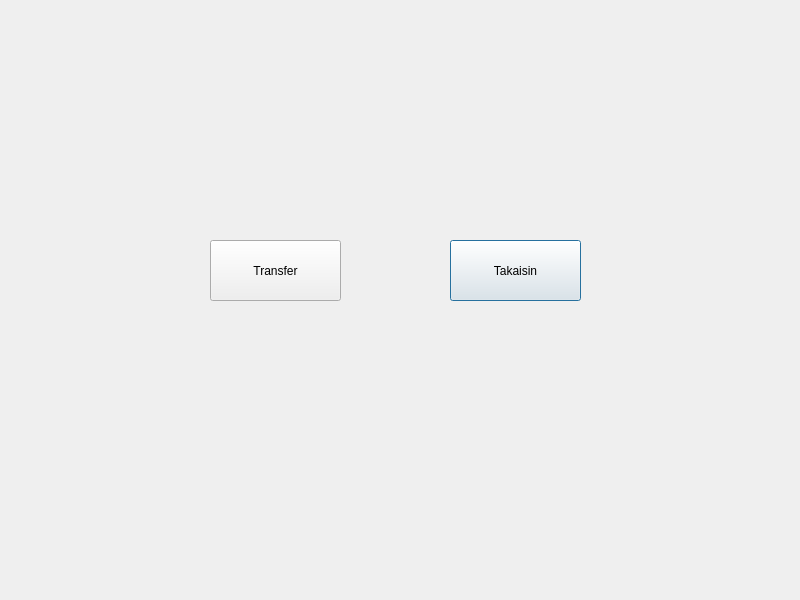
Before: the Qt Designer form bank-automat/transfer.ui in DeveMike/Software_Development_Application_Project, drawn with Qt 5.
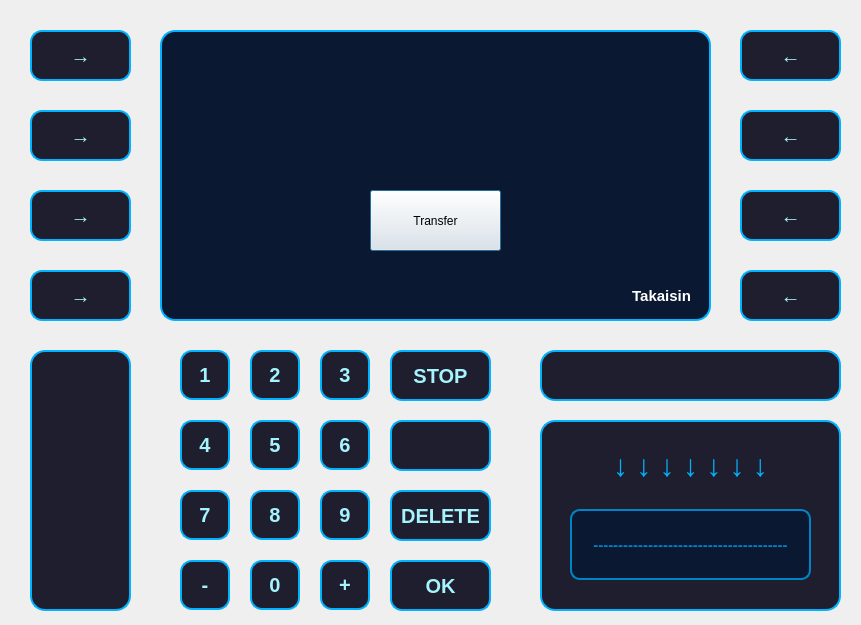
After: the same form once the commit is applied. Icons and pictures are not drawn.

Commit message: transfer keyboard

What changed in the file:
```diff
--- a/bank-automat/transfer.ui
+++ b/bank-automat/transfer.ui
@@ -6,31 +6,18 @@
    <rect>
     <x>0</x>
     <y>0</y>
-    <width>800</width>
-    <height>600</height>
+    <width>861</width>
+    <height>625</height>
    </rect>
   </property>
   <property name="windowTitle">
    <string>Dialog</string>
   </property>
-  <widget class="QPushButton" name="btnBack">
-   <property name="geometry">
-    <rect>
-     <x>450</x>
-     <y>240</y>
-     <width>131</width>
-     <height>61</height>
-    </rect>
-   </property>
-   <property name="text">
-    <string>Takaisin</string>
-   </property>
-  </widget>
   <widget class="QPushButton" name="buttonTransfer">
    <property name="geometry">
     <rect>
-     <x>210</x>
-     <y>240</y>
+     <x>370</x>
+     <y>190</y>
      <width>131</width>
      <height>61</height>
     </rect>
@@ -39,6 +26,1440 @@
     <string>Transfer</string>
    </property>
   </widget>
+  <widget class="QPushButton" name="buttonOut_20">
+   <property name="geometry">
+    <rect>
+     <x>30</x>
+     <y>30</y>
+     <width>101</width>
+     <height>51</height>
+    </rect>
+   </property>
+   <property name="styleSheet">
+    <string notr="true">QPushButton {
+    background-color: #1E1E2E;
+    color: #A5F3FC;
+    font-size: 20px;
+    font-weight: bold;
+    border: 2px solid #00B2FF;
+    border-radius: 12px;
+    padding: 10px;
+    box-shadow: 0px 4px 10px rgba(0, 178, 255, 0.3);
+    transition: all 0.2s ease-in-out;
+}
+
+QPushButton:hover {
+    background-color: #00B2FF;
+    color: #1E1E2E;
+    border: 2px solid #A5F3FC;
+    box-shadow: 0px 4px 15px rgba(165, 243, 252, 0.6);
+    transform: scale(1.05);
+}
+
+QPushButton:pressed {
+    background-color: #0084C9;
+    color: #FFFFFF;
+    box-shadow: inset 0px 4px 8px rgba(0, 0, 0, 0.5);
+    transform: scale(0.95);
+}
+</string>
+   </property>
+   <property name="text">
+    <string>→</string>
+   </property>
+   <property name="icon">
+    <iconset>
+     <normaloff>:/resources/arrow.jpg</normaloff>:/resources/arrow.jpg</iconset>
+   </property>
+   <property name="iconSize">
+    <size>
+     <width>32</width>
+     <height>32</height>
+    </size>
+   </property>
+  </widget>
+  <widget class="QPushButton" name="buttonOut_50">
+   <property name="geometry">
+    <rect>
+     <x>30</x>
+     <y>190</y>
+     <width>101</width>
+     <height>51</height>
+    </rect>
+   </property>
+   <property name="styleSheet">
+    <string notr="true">QPushButton {
+    background-color: #1E1E2E;
+    color: #A5F3FC;
+    font-size: 20px;
+    font-weight: bold;
+    border: 2px solid #00B2FF;
+    border-radius: 12px;
+    padding: 10px;
+    box-shadow: 0px 4px 10px rgba(0, 178, 255, 0.3);
+    transition: all 0.2s ease-in-out;
+}
+
+QPushButton:hover {
+    background-color: #00B2FF;
+    color: #1E1E2E;
+    border: 2px solid #A5F3FC;
+    box-shadow: 0px 4px 15px rgba(165, 243, 252, 0.6);
+    transform: scale(1.05);
+}
+
+QPushButton:pressed {
+    background-color: #0084C9;
+    color: #FFFFFF;
+    box-shadow: inset 0px 4px 8px rgba(0, 0, 0, 0.5);
+    transform: scale(0.95);
+}
+</string>
+   </property>
+   <property name="text">
+    <string>→</string>
+   </property>
+   <property name="icon">
+    <iconset>
+     <normaloff>:/resources/arrow.jpg</normaloff>:/resources/arrow.jpg</iconset>
+   </property>
+   <property name="iconSize">
+    <size>
+     <width>32</width>
+     <height>32</height>
+    </size>
+   </property>
+  </widget>
+  <widget class="QPushButton" name="buttonOut_40">
+   <property name="geometry">
+    <rect>
+     <x>30</x>
+     <y>110</y>
+     <width>101</width>
+     <height>51</height>
+    </rect>
+   </property>
+   <property name="styleSheet">
+    <string notr="true">QPushButton {
+    background-color: #1E1E2E;
+    color: #A5F3FC;
+    font-size: 20px;
+    font-weight: bold;
+    border: 2px solid #00B2FF;
+    border-radius: 12px;
+    padding: 10px;
+    box-shadow: 0px 4px 10px rgba(0, 178, 255, 0.3);
+    transition: all 0.2s ease-in-out;
+}
+
+QPushButton:hover {
+    background-color: #00B2FF;
+    color: #1E1E2E;
+    border: 2px solid #A5F3FC;
+    box-shadow: 0px 4px 15px rgba(165, 243, 252, 0.6);
+    transform: scale(1.05);
+}
+
+QPushButton:pressed {
+    background-color: #0084C9;
+    color: #FFFFFF;
+    box-shadow: inset 0px 4px 8px rgba(0, 0, 0, 0.5);
+    transform: scale(0.95);
+}
+</string>
+   </property>
+   <property name="text">
+    <string>→</string>
+   </property>
+   <property name="icon">
+    <iconset>
+     <normaloff>:/resources/arrow.jpg</normaloff>:/resources/arrow.jpg</iconset>
+   </property>
+   <property name="iconSize">
+    <size>
+     <width>32</width>
+     <height>32</height>
+    </size>
+   </property>
+  </widget>
+  <widget class="QPushButton" name="btn_0">
+   <property name="geometry">
+    <rect>
+     <x>250</x>
+     <y>560</y>
+     <width>50</width>
+     <height>50</height>
+    </rect>
+   </property>
+   <property name="font">
+    <font>
+     <pointsize>-1</pointsize>
+     <bold>true</bold>
+     <kerning>true</kerning>
+    </font>
+   </property>
+   <property name="styleSheet">
+    <string notr="true">QPushButton {
+    background-color: #1E1E2E;
+    color: #A5F3FC;
+    font-size: 20px;
+    font-weight: bold;
+    border: 2px solid #00B2FF;
+    border-radius: 12px;
+    padding: 10px;
+    box-shadow: 0px 4px 10px rgba(0, 178, 255, 0.3);
+    transition: all 0.2s ease-in-out;
+}
+
+QPushButton:hover {
+    background-color: #00B2FF;
+    color: #1E1E2E;
+    border: 2px solid #A5F3FC;
+    box-shadow: 0px 4px 15px rgba(165, 243, 252, 0.6);
+    transform: scale(1.05);
+}
+
+QPushButton:pressed {
+    background-color: #0084C9;
+    color: #FFFFFF;
+    box-shadow: inset 0px 4px 8px rgba(0, 0, 0, 0.5);
+    transform: scale(0.95);
+}
+</string>
+   </property>
+   <property name="text">
+    <string>0</string>
+   </property>
+  </widget>
+  <widget class="QLabel" name="cardSlot">
+   <property name="geometry">
+    <rect>
+     <x>540</x>
+     <y>420</y>
+     <width>301</width>
+     <height>191</height>
+    </rect>
+   </property>
+   <property name="styleSheet">
+    <string notr="true">QLabel#cardSlot {
+    background-color: #1E1E2E;
+    border: 2px solid #00B2FF;
+    border-radius: 15px;
+    min-width: 160px;
+    min-height: 60px;
+    text-align: center;
+    color: #A5F3FC;
+    font-size: 16px;
+    font-weight: bold;
+    box-shadow: inset 0px 5px 10px rgba(0, 0, 0, 0.6);
+}
+</string>
+   </property>
+   <property name="text">
+    <string/>
+   </property>
+  </widget>
+  <widget class="QPushButton" name="btnOK">
+   <property name="geometry">
+    <rect>
+     <x>390</x>
+     <y>560</y>
+     <width>101</width>
+     <height>51</height>
+    </rect>
+   </property>
+   <property name="layoutDirection">
+    <enum>Qt::LayoutDirection::LeftToRight</enum>
+   </property>
+   <property name="styleSheet">
+    <string notr="true">QPushButton {
+    background-color: #1E1E2E;
+    color: #A5F3FC;
+    font-size: 20px;
+    font-weight: bold;
+    border: 2px solid #00B2FF;
+    border-radius: 12px;
+    padding: 10px;
+    box-shadow: 0px 4px 10px rgba(0, 178, 255, 0.3);
+    transition: all 0.2s ease-in-out;
+}
+
+QPushButton:hover {
+    background-color: #00B2FF;
+    color: #1E1E2E;
+    border: 2px solid #A5F3FC;
+    box-shadow: 0px 4px 15px rgba(165, 243, 252, 0.6);
+    transform: scale(1.05);
+}
+
+QPushButton:pressed {
+    background-color: #0084C9;
+    color: #FFFFFF;
+    box-shadow: inset 0px 4px 8px rgba(0, 0, 0, 0.5);
+    transform: scale(0.95);
+}
+</string>
+   </property>
+   <property name="text">
+    <string>OK</string>
+   </property>
+  </widget>
+  <widget class="QPushButton" name="btnBack">
+   <property name="geometry">
+    <rect>
+     <x>740</x>
+     <y>270</y>
+     <width>101</width>
+     <height>51</height>
+    </rect>
+   </property>
+   <property name="styleSheet">
+    <string notr="true">QPushButton {
+    background-color: #1E1E2E;
+    color: #A5F3FC;
+    font-size: 20px;
+    font-weight: bold;
+    border: 2px solid #00B2FF;
+    border-radius: 12px;
+    padding: 10px;
+    box-shadow: 0px 4px 10px rgba(0, 178, 255, 0.3);
+    transition: all 0.2s ease-in-out;
+}
+
+QPushButton:hover {
+    background-color: #00B2FF;
+    color: #1E1E2E;
+    border: 2px solid #A5F3FC;
+    box-shadow: 0px 4px 15px rgba(165, 243, 252, 0.6);
+    transform: scale(1.05);
+}
+
+QPushButton:pressed {
+    background-color: #0084C9;
+    color: #FFFFFF;
+    box-shadow: inset 0px 4px 8px rgba(0, 0, 0, 0.5);
+    transform: scale(0.95);
+}
+</string>
+   </property>
+   <property name="text">
+    <string>←</string>
+   </property>
+  </widget>
+  <widget class="QPushButton" name="btn_4">
+   <property name="geometry">
+    <rect>
+     <x>180</x>
+     <y>420</y>
+     <width>50</width>
+     <height>50</height>
+    </rect>
+   </property>
+   <property name="font">
+    <font>
+     <pointsize>-1</pointsize>
+     <bold>true</bold>
+     <kerning>true</kerning>
+    </font>
+   </property>
+   <property name="styleSheet">
+    <string notr="true">QPushButton {
+    background-color: #1E1E2E;
+    color: #A5F3FC;
+    font-size: 20px;
+    font-weight: bold;
+    border: 2px solid #00B2FF;
+    border-radius: 12px;
+    padding: 10px;
+    box-shadow: 0px 4px 10px rgba(0, 178, 255, 0.3);
+    transition: all 0.2s ease-in-out;
+}
+
+QPushButton:hover {
+    background-color: #00B2FF;
+    color: #1E1E2E;
+    border: 2px solid #A5F3FC;
+    box-shadow: 0px 4px 15px rgba(165, 243, 252, 0.6);
+    transform: scale(1.05);
+}
+
+QPushButton:pressed {
+    background-color: #0084C9;
+    color: #FFFFFF;
+    box-shadow: inset 0px 4px 8px rgba(0, 0, 0, 0.5);
+    transform: scale(0.95);
+}
+</string>
+   </property>
+   <property name="text">
+    <string>4</string>
+   </property>
+  </widget>
+  <widget class="QPushButton" name="btn_8">
+   <property name="geometry">
+    <rect>
+     <x>250</x>
+     <y>490</y>
+     <width>50</width>
+     <height>50</height>
+    </rect>
+   </property>
+   <property name="font">
+    <font>
+     <pointsize>-1</pointsize>
+     <bold>true</bold>
+     <kerning>true</kerning>
+    </font>
+   </property>
+   <property name="styleSheet">
+    <string notr="true">QPushButton {
+    background-color: #1E1E2E;
+    color: #A5F3FC;
+    font-size: 20px;
+    font-weight: bold;
+    border: 2px solid #00B2FF;
+    border-radius: 12px;
+    padding: 10px;
+    box-shadow: 0px 4px 10px rgba(0, 178, 255, 0.3);
+    transition: all 0.2s ease-in-out;
+}
+
+QPushButton:hover {
+    background-color: #00B2FF;
+    color: #1E1E2E;
+    border: 2px solid #A5F3FC;
+    box-shadow: 0px 4px 15px rgba(165, 243, 252, 0.6);
+    transform: scale(1.05);
+}
+
+QPushButton:pressed {
+    background-color: #0084C9;
+    color: #FFFFFF;
+    box-shadow: inset 0px 4px 8px rgba(0, 0, 0, 0.5);
+    transform: scale(0.95);
+}
+</string>
+   </property>
+   <property name="text">
+    <string>8</string>
+   </property>
+  </widget>
+  <widget class="QLabel" name="cardSlot_3">
+   <property name="geometry">
+    <rect>
+     <x>30</x>
+     <y>350</y>
+     <width>101</width>
+     <height>261</height>
+    </rect>
+   </property>
+   <property name="styleSheet">
+    <string notr="true">QLabel#cardSlot_3 {
+    background-color: #1E1E2E;
+    border: 2px solid #00B2FF;
+    border-radius: 15px;
+    text-align: center;
+    color: #A5F3FC;
+    font-size: 16px;
+    font-weight: bold;
+    box-shadow: inset 0px 5px 10px rgba(0, 0, 0, 0.6);
+}
+</string>
+   </property>
+   <property name="text">
+    <string/>
+   </property>
+  </widget>
+  <widget class="QLabel" name="cardSlot_2">
+   <property name="geometry">
+    <rect>
+     <x>540</x>
+     <y>350</y>
+     <width>301</width>
+     <height>51</height>
+    </rect>
+   </property>
+   <property name="styleSheet">
+    <string notr="true">QLabel#cardSlot_2 {
+    background-color: #1E1E2E;
+    border: 2px solid #00B2FF;
+    border-radius: 15px;
+    text-align: center;
+    color: #A5F3FC;
+    font-size: 16px;
+    font-weight: bold;
+    box-shadow: inset 0px 5px 10px rgba(0, 0, 0, 0.6);
+}
+</string>
+   </property>
+   <property name="text">
+    <string/>
+   </property>
+  </widget>
+  <widget class="QPushButton" name="buttonOut_x">
+   <property name="geometry">
+    <rect>
+     <x>740</x>
+     <y>110</y>
+     <width>101</width>
+     <height>51</height>
+    </rect>
+   </property>
+   <property name="styleSheet">
+    <string notr="true">QPushButton {
+    background-color: #1E1E2E;
+    color: #A5F3FC;
+    font-size: 20px;
+    font-weight: bold;
+    border: 2px solid #00B2FF;
+    border-radius: 12px;
+    padding: 10px;
+    box-shadow: 0px 4px 10px rgba(0, 178, 255, 0.3);
+    transition: all 0.2s ease-in-out;
+}
+
+QPushButton:hover {
+    background-color: #00B2FF;
+    color: #1E1E2E;
+    border: 2px solid #A5F3FC;
+    box-shadow: 0px 4px 15px rgba(165, 243, 252, 0.6);
+    transform: scale(1.05);
+}
+
+QPushButton:pressed {
+    background-color: #0084C9;
+    color: #FFFFFF;
+    box-shadow: inset 0px 4px 8px rgba(0, 0, 0, 0.5);
+    transform: scale(0.95);
+}
+</string>
+   </property>
+   <property name="text">
+    <string>←</string>
+   </property>
+   <property name="icon">
+    <iconset>
+     <normaloff>:/resources/arrow.jpg</normaloff>:/resources/arrow.jpg</iconset>
+   </property>
+   <property name="iconSize">
+    <size>
+     <width>32</width>
+     <height>32</height>
+    </size>
+   </property>
+  </widget>
+  <widget class="QLabel" name="cardSlotBorder">
+   <property name="geometry">
+    <rect>
+     <x>570</x>
+     <y>509</y>
+     <width>241</width>
+     <height>71</height>
+    </rect>
+   </property>
+   <property name="styleSheet">
+    <string notr="true">QLabel#cardSlotBorder {
+	font-size: 15px;
+	color: #0084C9;
+	font-weight: bold;
+    background-color: #0A1931;
+    border: 2px solid #0084C9;
+    border-radius: 10px;
+    min-width: 140px;
+    min-height: 20px;
+}
+
+</string>
+   </property>
+   <property name="text">
+    <string>---------------------------------------</string>
+   </property>
+   <property name="alignment">
+    <set>Qt::AlignmentFlag::AlignCenter</set>
+   </property>
+  </widget>
+  <widget class="QPushButton" name="btn_14">
+   <property name="geometry">
+    <rect>
+     <x>390</x>
+     <y>490</y>
+     <width>101</width>
+     <height>51</height>
+    </rect>
+   </property>
+   <property name="font">
+    <font>
+     <pointsize>-1</pointsize>
+     <bold>true</bold>
+     <kerning>true</kerning>
+    </font>
+   </property>
+   <property name="styleSheet">
+    <string notr="true">QPushButton {
+    background-color: #1E1E2E;
+    color: #A5F3FC;
+    font-size: 20px;
+    font-weight: bold;
+    border: 2px solid #00B2FF;
+    border-radius: 12px;
+    padding: 10px;
+    box-shadow: 0px 4px 10px rgba(0, 178, 255, 0.3);
+    transition: all 0.2s ease-in-out;
+}
+
+QPushButton:hover {
+    background-color: #00B2FF;
+    color: #1E1E2E;
+    border: 2px solid #A5F3FC;
+    box-shadow: 0px 4px 15px rgba(165, 243, 252, 0.6);
+    transform: scale(1.05);
+}
+
+QPushButton:pressed {
+    background-color: #0084C9;
+    color: #FFFFFF;
+    box-shadow: inset 0px 4px 8px rgba(0, 0, 0, 0.5);
+    transform: scale(0.95);
+}
+</string>
+   </property>
+   <property name="text">
+    <string>DELETE</string>
+   </property>
+  </widget>
+  <widget class="QPushButton" name="btn_11">
+   <property name="geometry">
+    <rect>
+     <x>180</x>
+     <y>560</y>
+     <width>50</width>
+     <height>50</height>
+    </rect>
+   </property>
+   <property name="font">
+    <font>
+     <pointsize>-1</pointsize>
+     <bold>true</bold>
+     <kerning>true</kerning>
+    </font>
+   </property>
+   <property name="styleSheet">
+    <string notr="true">QPushButton {
+    background-color: #1E1E2E;
+    color: #A5F3FC;
+    font-size: 20px;
+    font-weight: bold;
+    border: 2px solid #00B2FF;
+    border-radius: 12px;
+    padding: 10px;
+    box-shadow: 0px 4px 10px rgba(0, 178, 255, 0.3);
+    transition: all 0.2s ease-in-out;
+}
+
+QPushButton:hover {
+    background-color: #00B2FF;
+    color: #1E1E2E;
+    border: 2px solid #A5F3FC;
+    box-shadow: 0px 4px 15px rgba(165, 243, 252, 0.6);
+    transform: scale(1.05);
+}
+
+QPushButton:pressed {
+    background-color: #0084C9;
+    color: #FFFFFF;
+    box-shadow: inset 0px 4px 8px rgba(0, 0, 0, 0.5);
+    transform: scale(0.95);
+}
+</string>
+   </property>
+   <property name="text">
+    <string>-</string>
+   </property>
+  </widget>
+  <widget class="QPushButton" name="btn_7">
+   <property name="geometry">
+    <rect>
+     <x>180</x>
+     <y>490</y>
+     <width>50</width>
+     <height>50</height>
+    </rect>
+   </property>
+   <property name="font">
+    <font>
+     <pointsize>-1</pointsize>
+     <bold>true</bold>
+     <kerning>true</kerning>
+    </font>
+   </property>
+   <property name="styleSheet">
+    <string notr="true">QPushButton {
+    background-color: #1E1E2E;
+    color: #A5F3FC;
+    font-size: 20px;
+    font-weight: bold;
+    border: 2px solid #00B2FF;
+    border-radius: 12px;
+    padding: 10px;
+    box-shadow: 0px 4px 10px rgba(0, 178, 255, 0.3);
+    transition: all 0.2s ease-in-out;
+}
+
+QPushButton:hover {
+    background-color: #00B2FF;
+    color: #1E1E2E;
+    border: 2px solid #A5F3FC;
+    box-shadow: 0px 4px 15px rgba(165, 243, 252, 0.6);
+    transform: scale(1.05);
+}
+
+QPushButton:pressed {
+    background-color: #0084C9;
+    color: #FFFFFF;
+    box-shadow: inset 0px 4px 8px rgba(0, 0, 0, 0.5);
+    transform: scale(0.95);
+}
+</string>
+   </property>
+   <property name="text">
+    <string>7</string>
+   </property>
+  </widget>
+  <widget class="QLabel" name="txtOut_40">
+   <property name="geometry">
+    <rect>
+     <x>180</x>
+     <y>110</y>
+     <width>71</width>
+     <height>51</height>
+    </rect>
+   </property>
+   <property name="styleSheet">
+    <string notr="true">font-size: 15px;
+color: white;
+font-weight: bold;
+background-color: transparent;</string>
+   </property>
+   <property name="text">
+    <string>40 €</string>
+   </property>
+  </widget>
+  <widget class="QPushButton" name="btnLangFI_7">
+   <property name="geometry">
+    <rect>
+     <x>740</x>
+     <y>190</y>
+     <width>101</width>
+     <height>51</height>
+    </rect>
+   </property>
+   <property name="layoutDirection">
+    <enum>Qt::LayoutDirection::LeftToRight</enum>
+   </property>
+   <property name="autoFillBackground">
+    <bool>false</bool>
+   </property>
+   <property name="styleSheet">
+    <string notr="true">QPushButton {
+    background-color: #1E1E2E;
+    color: #A5F3FC;
+    font-size: 20px;
+    font-weight: bold;
+    border: 2px solid #00B2FF;
+    border-radius: 12px;
+    padding: 10px;
+    box-shadow: 0px 4px 10px rgba(0, 178, 255, 0.3);
+    transition: all 0.2s ease-in-out;
+}
+
+QPushButton:hover {
+    background-color: #00B2FF;
+    color: #1E1E2E;
+    border: 2px solid #A5F3FC;
+    box-shadow: 0px 4px 15px rgba(165, 243, 252, 0.6);
+    transform: scale(1.05);
+}
+
+QPushButton:pressed {
+    background-color: #0084C9;
+    color: #FFFFFF;
+    box-shadow: inset 0px 4px 8px rgba(0, 0, 0, 0.5);
+    transform: scale(0.95);
+}
+</string>
+   </property>
+   <property name="text">
+    <string>←</string>
+   </property>
+  </widget>
+  <widget class="QPushButton" name="btn_5">
+   <property name="geometry">
+    <rect>
+     <x>250</x>
+     <y>420</y>
+     <width>50</width>
+     <height>50</height>
+    </rect>
+   </property>
+   <property name="font">
+    <font>
+     <pointsize>-1</pointsize>
+     <bold>true</bold>
+     <kerning>true</kerning>
+    </font>
+   </property>
+   <property name="styleSheet">
+    <string notr="true">QPushButton {
+    background-color: #1E1E2E;
+    color: #A5F3FC;
+    font-size: 20px;
+    font-weight: bold;
+    border: 2px solid #00B2FF;
+    border-radius: 12px;
+    padding: 10px;
+    box-shadow: 0px 4px 10px rgba(0, 178, 255, 0.3);
+    transition: all 0.2s ease-in-out;
+}
+
+QPushButton:hover {
+    background-color: #00B2FF;
+    color: #1E1E2E;
+    border: 2px solid #A5F3FC;
+    box-shadow: 0px 4px 15px rgba(165, 243, 252, 0.6);
+    transform: scale(1.05);
+}
+
+QPushButton:pressed {
+    background-color: #0084C9;
+    color: #FFFFFF;
+    box-shadow: inset 0px 4px 8px rgba(0, 0, 0, 0.5);
+    transform: scale(0.95);
+}
+</string>
+   </property>
+   <property name="text">
+    <string>5</string>
+   </property>
+  </widget>
+  <widget class="QPushButton" name="buttonOut_80">
+   <property name="geometry">
+    <rect>
+     <x>30</x>
+     <y>270</y>
+     <width>101</width>
+     <height>51</height>
+    </rect>
+   </property>
+   <property name="styleSheet">
+    <string notr="true">QPushButton {
+    background-color: #1E1E2E;
+    color: #A5F3FC;
+    font-size: 20px;
+    font-weight: bold;
+    border: 2px solid #00B2FF;
+    border-radius: 12px;
+    padding: 10px;
+    box-shadow: 0px 4px 10px rgba(0, 178, 255, 0.3);
+    transition: all 0.2s ease-in-out;
+}
+
+QPushButton:hover {
+    background-color: #00B2FF;
+    color: #1E1E2E;
+    border: 2px solid #A5F3FC;
+    box-shadow: 0px 4px 15px rgba(165, 243, 252, 0.6);
+    transform: scale(1.05);
+}
+
+QPushButton:pressed {
+    background-color: #0084C9;
+    color: #FFFFFF;
+    box-shadow: inset 0px 4px 8px rgba(0, 0, 0, 0.5);
+    transform: scale(0.95);
+}
+</string>
+   </property>
+   <property name="text">
+    <string>→</string>
+   </property>
+   <property name="icon">
+    <iconset>
+     <normaloff>:/resources/arrow.jpg</normaloff>:/resources/arrow.jpg</iconset>
+   </property>
+   <property name="iconSize">
+    <size>
+     <width>32</width>
+     <height>32</height>
+    </size>
+   </property>
+  </widget>
+  <widget class="QPushButton" name="btn_10">
+   <property name="geometry">
+    <rect>
+     <x>320</x>
+     <y>560</y>
+     <width>50</width>
+     <height>50</height>
+    </rect>
+   </property>
+   <property name="font">
+    <font>
+     <pointsize>-1</pointsize>
+     <bold>true</bold>
+     <kerning>true</kerning>
+    </font>
+   </property>
+   <property name="styleSheet">
+    <string notr="true">QPushButton {
+    background-color: #1E1E2E;
+    color: #A5F3FC;
+    font-size: 20px;
+    font-weight: bold;
+    border: 2px solid #00B2FF;
+    border-radius: 12px;
+    padding: 10px;
+    box-shadow: 0px 4px 10px rgba(0, 178, 255, 0.3);
+    transition: all 0.2s ease-in-out;
+}
+
+QPushButton:hover {
+    background-color: #00B2FF;
+    color: #1E1E2E;
+    border: 2px solid #A5F3FC;
+    box-shadow: 0px 4px 15px rgba(165, 243, 252, 0.6);
+    transform: scale(1.05);
+}
+
+QPushButton:pressed {
+    background-color: #0084C9;
+    color: #FFFFFF;
+    box-shadow: inset 0px 4px 8px rgba(0, 0, 0, 0.5);
+    transform: scale(0.95);
+}
+</string>
+   </property>
+   <property name="text">
+    <string>+</string>
+   </property>
+  </widget>
+  <widget class="QListWidget" name="listWidget">
+   <property name="geometry">
+    <rect>
+     <x>160</x>
+     <y>30</y>
+     <width>551</width>
+     <height>291</height>
+    </rect>
+   </property>
+   <property name="styleSheet">
+    <string notr="true">QListWidget {
+    background-color: #0A1931;
+    border: 2px solid #00B2FF;
+    border-radius: 15px;
+    padding: 10px;
+    color: #A5F3FC;
+    font-size: 18px;
+    font-weight: bold;
+}
+</string>
+   </property>
+  </widget>
+  <widget class="QLabel" name="txtBack">
+   <property name="geometry">
+    <rect>
+     <x>550</x>
+     <y>270</y>
+     <width>141</width>
+     <height>51</height>
+    </rect>
+   </property>
+   <property name="styleSheet">
+    <string notr="true">font-size: 15px;
+color: white;
+font-weight: bold;
+background-color: transparent;
+text-transform: uppercase;</string>
+   </property>
+   <property name="text">
+    <string>Takaisin</string>
+   </property>
+   <property name="alignment">
+    <set>Qt::AlignmentFlag::AlignRight|Qt::AlignmentFlag::AlignTrailing|Qt::AlignmentFlag::AlignVCenter</set>
+   </property>
+  </widget>
+  <widget class="QPushButton" name="btnBack_3">
+   <property name="geometry">
+    <rect>
+     <x>390</x>
+     <y>350</y>
+     <width>101</width>
+     <height>51</height>
+    </rect>
+   </property>
+   <property name="styleSheet">
+    <string notr="true">QPushButton {
+    background-color: #1E1E2E;
+    color: #A5F3FC;
+    font-size: 20px;
+    font-weight: bold;
+    border: 2px solid #00B2FF;
+    border-radius: 12px;
+    padding: 10px;
+    box-shadow: 0px 4px 10px rgba(0, 178, 255, 0.3);
+    transition: all 0.2s ease-in-out;
+}
+
+QPushButton:hover {
+    background-color: #00B2FF;
+    color: #1E1E2E;
+    border: 2px solid #A5F3FC;
+    box-shadow: 0px 4px 15px rgba(165, 243, 252, 0.6);
+    transform: scale(1.05);
+}
+
+QPushButton:pressed {
+    background-color: #0084C9;
+    color: #FFFFFF;
+    box-shadow: inset 0px 4px 8px rgba(0, 0, 0, 0.5);
+    transform: scale(0.95);
+}
+</string>
+   </property>
+   <property name="text">
+    <string>STOP</string>
+   </property>
+  </widget>
+  <widget class="QPushButton" name="btn_15">
+   <property name="geometry">
+    <rect>
+     <x>390</x>
+     <y>420</y>
+     <width>101</width>
+     <height>51</height>
+    </rect>
+   </property>
+   <property name="font">
+    <font>
+     <pointsize>-1</pointsize>
+     <bold>true</bold>
+     <kerning>true</kerning>
+    </font>
+   </property>
+   <property name="styleSheet">
+    <string notr="true">QPushButton {
+    background-color: #1E1E2E;
+    color: #A5F3FC;
+    font-size: 20px;
+    font-weight: bold;
+    border: 2px solid #00B2FF;
+    border-radius: 12px;
+    padding: 10px;
+    box-shadow: 0px 4px 10px rgba(0, 178, 255, 0.3);
+    transition: all 0.2s ease-in-out;
+}
+
+QPushButton:hover {
+    background-color: #00B2FF;
+    color: #1E1E2E;
+    border: 2px solid #A5F3FC;
+    box-shadow: 0px 4px 15px rgba(165, 243, 252, 0.6);
+    transform: scale(1.05);
+}
+
+QPushButton:pressed {
+    background-color: #0084C9;
+    color: #FFFFFF;
+    box-shadow: inset 0px 4px 8px rgba(0, 0, 0, 0.5);
+    transform: scale(0.95);
+}
+</string>
+   </property>
+   <property name="text">
+    <string/>
+   </property>
+  </widget>
+  <widget class="QPushButton" name="btn_6">
+   <property name="geometry">
+    <rect>
+     <x>320</x>
+     <y>420</y>
+     <width>50</width>
+     <height>50</height>
+    </rect>
+   </property>
+   <property name="font">
+    <font>
+     <pointsize>-1</pointsize>
+     <bold>true</bold>
+     <kerning>true</kerning>
+    </font>
+   </property>
+   <property name="styleSheet">
+    <string notr="true">QPushButton {
+    background-color: #1E1E2E;
+    color: #A5F3FC;
+    font-size: 20px;
+    font-weight: bold;
+    border: 2px solid #00B2FF;
+    border-radius: 12px;
+    padding: 10px;
+    box-shadow: 0px 4px 10px rgba(0, 178, 255, 0.3);
+    transition: all 0.2s ease-in-out;
+}
+
+QPushButton:hover {
+    background-color: #00B2FF;
+    color: #1E1E2E;
+    border: 2px solid #A5F3FC;
+    box-shadow: 0px 4px 15px rgba(165, 243, 252, 0.6);
+    transform: scale(1.05);
+}
+
+QPushButton:pressed {
+    background-color: #0084C9;
+    color: #FFFFFF;
+    box-shadow: inset 0px 4px 8px rgba(0, 0, 0, 0.5);
+    transform: scale(0.95);
+}
+</string>
+   </property>
+   <property name="text">
+    <string>6</string>
+   </property>
+  </widget>
+  <widget class="QLabel" name="cardArrow">
+   <property name="geometry">
+    <rect>
+     <x>570</x>
+     <y>430</y>
+     <width>241</width>
+     <height>71</height>
+    </rect>
+   </property>
+   <property name="styleSheet">
+    <string notr="true">QLabel#cardArrow {
+    font-size: 30px;
+    color: #00B2FF;
+    font-weight: bold;
+    text-align: center;
+    min-width: 30px;
+    min-height: 30px;
+	background-color: transparent;
+}
+</string>
+   </property>
+   <property name="text">
+    <string>↓ ↓ ↓ ↓ ↓ ↓ ↓</string>
+   </property>
+   <property name="alignment">
+    <set>Qt::AlignmentFlag::AlignCenter</set>
+   </property>
+  </widget>
+  <widget class="QPushButton" name="btn_1">
+   <property name="geometry">
+    <rect>
+     <x>180</x>
+     <y>350</y>
+     <width>50</width>
+     <height>50</height>
+    </rect>
+   </property>
+   <property name="font">
+    <font>
+     <pointsize>-1</pointsize>
+     <bold>true</bold>
+     <kerning>true</kerning>
+    </font>
+   </property>
+   <property name="styleSheet">
+    <string notr="true">QPushButton {
+    background-color: #1E1E2E;
+    color: #A5F3FC;
+    font-size: 20px;
+    font-weight: bold;
+    border: 2px solid #00B2FF;
+    border-radius: 12px;
+    padding: 10px;
+    box-shadow: 0px 4px 10px rgba(0, 178, 255, 0.3);
+    transition: all 0.2s ease-in-out;
+}
+
+QPushButton:hover {
+    background-color: #00B2FF;
+    color: #1E1E2E;
+    border: 2px solid #A5F3FC;
+    box-shadow: 0px 4px 15px rgba(165, 243, 252, 0.6);
+    transform: scale(1.05);
+}
+
+QPushButton:pressed {
+    background-color: #0084C9;
+    color: #FFFFFF;
+    box-shadow: inset 0px 4px 8px rgba(0, 0, 0, 0.5);
+    transform: scale(0.95);
+}
+</string>
+   </property>
+   <property name="text">
+    <string>1</string>
+   </property>
+  </widget>
+  <widget class="QPushButton" name="buttonOut_100">
+   <property name="geometry">
+    <rect>
+     <x>740</x>
+     <y>30</y>
+     <width>101</width>
+     <height>51</height>
+    </rect>
+   </property>
+   <property name="styleSheet">
+    <string notr="true">QPushButton {
+    background-color: #1E1E2E;
+    color: #A5F3FC;
+    font-size: 20px;
+    font-weight: bold;
+    border: 2px solid #00B2FF;
+    border-radius: 12px;
+    padding: 10px;
+    box-shadow: 0px 4px 10px rgba(0, 178, 255, 0.3);
+    transition: all 0.2s ease-in-out;
+}
+
+QPushButton:hover {
+    background-color: #00B2FF;
+    color: #1E1E2E;
+    border: 2px solid #A5F3FC;
+    box-shadow: 0px 4px 15px rgba(165, 243, 252, 0.6);
+    transform: scale(1.05);
+}
+
+QPushButton:pressed {
+    background-color: #0084C9;
+    color: #FFFFFF;
+    box-shadow: inset 0px 4px 8px rgba(0, 0, 0, 0.5);
+    transform: scale(0.95);
+}
+</string>
+   </property>
+   <property name="text">
+    <string>←</string>
+   </property>
+   <property name="icon">
+    <iconset>
+     <normaloff>:/resources/arrow.jpg</normaloff>:/resources/arrow.jpg</iconset>
+   </property>
+   <property name="iconSize">
+    <size>
+     <width>32</width>
+     <height>32</height>
+    </size>
+   </property>
+  </widget>
+  <widget class="QPushButton" name="btn_3">
+   <property name="geometry">
+    <rect>
+     <x>320</x>
+     <y>350</y>
+     <width>50</width>
+     <height>50</height>
+    </rect>
+   </property>
+   <property name="font">
+    <font>
+     <pointsize>-1</pointsize>
+     <bold>true</bold>
+     <kerning>true</kerning>
+    </font>
+   </property>
+   <property name="styleSheet">
+    <string notr="true">QPushButton {
+    background-color: #1E1E2E;
+    color: #A5F3FC;
+    font-size: 20px;
+    font-weight: bold;
+    border: 2px solid #00B2FF;
+    border-radius: 12px;
+    padding: 10px;
+    box-shadow: 0px 4px 10px rgba(0, 178, 255, 0.3);
+    transition: all 0.2s ease-in-out;
+}
+
+QPushButton:hover {
+    background-color: #00B2FF;
+    color: #1E1E2E;
+    border: 2px solid #A5F3FC;
+    box-shadow: 0px 4px 15px rgba(165, 243, 252, 0.6);
+    transform: scale(1.05);
+}
+
+QPushButton:pressed {
+    background-color: #0084C9;
+    color: #FFFFFF;
+    box-shadow: inset 0px 4px 8px rgba(0, 0, 0, 0.5);
+    transform: scale(0.95);
+}
+</string>
+   </property>
+   <property name="text">
+    <string>3</string>
+   </property>
+  </widget>
+  <widget class="QPushButton" name="btn_9">
+   <property name="geometry">
+    <rect>
+     <x>320</x>
+     <y>490</y>
+     <width>50</width>
+     <height>50</height>
+    </rect>
+   </property>
+   <property name="font">
+    <font>
+     <pointsize>-1</pointsize>
+     <bold>true</bold>
+     <kerning>true</kerning>
+    </font>
+   </property>
+   <property name="styleSheet">
+    <string notr="true">QPushButton {
+    background-color: #1E1E2E;
+    color: #A5F3FC;
+    font-size: 20px;
+    font-weight: bold;
+    border: 2px solid #00B2FF;
+    border-radius: 12px;
+    padding: 10px;
+    box-shadow: 0px 4px 10px rgba(0, 178, 255, 0.3);
+    transition: all 0.2s ease-in-out;
+}
+
+QPushButton:hover {
+    background-color: #00B2FF;
+    color: #1E1E2E;
+    border: 2px solid #A5F3FC;
+    box-shadow: 0px 4px 15px rgba(165, 243, 252, 0.6);
+    transform: scale(1.05);
+}
+
+QPushButton:pressed {
+    background-color: #0084C9;
+    color: #FFFFFF;
+    box-shadow: inset 0px 4px 8px rgba(0, 0, 0, 0.5);
+    transform: scale(0.95);
+}
+</string>
+   </property>
+   <property name="text">
+    <string>9</string>
+   </property>
+  </widget>
+  <widget class="QPushButton" name="btn_2">
+   <property name="geometry">
+    <rect>
+     <x>250</x>
+     <y>350</y>
+     <width>50</width>
+     <height>50</height>
+    </rect>
+   </property>
+   <property name="font">
+    <font>
+     <pointsize>-1</pointsize>
+     <bold>true</bold>
+     <kerning>true</kerning>
+    </font>
+   </property>
+   <property name="styleSheet">
+    <string notr="true">QPushButton {
+    background-color: #1E1E2E;
+    color: #A5F3FC;
+    font-size: 20px;
+    font-weight: bold;
+    border: 2px solid #00B2FF;
+    border-radius: 12px;
+    padding: 10px;
+    box-shadow: 0px 4px 10px rgba(0, 178, 255, 0.3);
+    transition: all 0.2s ease-in-out;
+}
+
+QPushButton:hover {
+    background-color: #00B2FF;
+    color: #1E1E2E;
+    border: 2px solid #A5F3FC;
+    box-shadow: 0px 4px 15px rgba(165, 243, 252, 0.6);
+    transform: scale(1.05);
+}
+
+QPushButton:pressed {
+    background-color: #0084C9;
+    color: #FFFFFF;
+    box-shadow: inset 0px 4px 8px rgba(0, 0, 0, 0.5);
+    transform: scale(0.95);
+}
+</string>
+   </property>
+   <property name="text">
+    <string>2</string>
+   </property>
+  </widget>
+  <widget class="QLabel" name="txtINFO">
+   <property name="geometry">
+    <rect>
+     <x>260</x>
+     <y>190</y>
+     <width>351</width>
+     <height>50</height>
+    </rect>
+   </property>
+   <property name="styleSheet">
+    <string notr="true">font-size: 15px;
+color: white;
+font-weight: bold;
+background-color: transparent;
+text-transform: uppercase;</string>
+   </property>
+   <property name="text">
+    <string/>
+   </property>
+   <property name="alignment">
+    <set>Qt::AlignmentFlag::AlignCenter</set>
+   </property>
+  </widget>
+  <zorder>btn_15</zorder>
+  <zorder>cardSlot_3</zorder>
+  <zorder>cardSlot_2</zorder>
+  <zorder>cardSlot</zorder>
+  <zorder>btn_2</zorder>
+  <zorder>btn_9</zorder>
+  <zorder>buttonOut_80</zorder>
+  <zorder>buttonOut_50</zorder>
+  <zorder>btn_10</zorder>
+  <zorder>txtOut_40</zorder>
+  <zorder>listWidget</zorder>
+  <zorder>btnBack</zorder>
+  <zorder>cardArrow</zorder>
+  <zorder>buttonOut_100</zorder>
+  <zorder>txtBack</zorder>
+  <zorder>btn_4</zorder>
+  <zorder>txtINFO</zorder>
+  <zorder>btn_0</zorder>
+  <zorder>buttonOut_20</zorder>
+  <zorder>buttonOut_x</zorder>
+  <zorder>btn_7</zorder>
+  <zorder>btn_11</zorder>
+  <zorder>btnOK</zorder>
+  <zorder>cardSlotBorder</zorder>
+  <zorder>btn_3</zorder>
+  <zorder>buttonOut_40</zorder>
+  <zorder>btn_6</zorder>
+  <zorder>btn_8</zorder>
+  <zorder>btnBack_3</zorder>
+  <zorder>btn_1</zorder>
+  <zorder>btn_5</zorder>
+  <zorder>btnLangFI_7</zorder>
+  <zorder>btn_14</zorder>
+  <zorder>buttonTransfer</zorder>
  </widget>
  <resources/>
  <connections/>
```
The commit also changes 1 other file.
